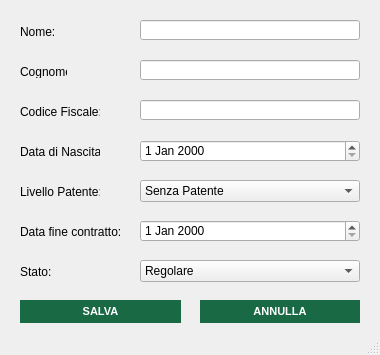
OT-Rax/AnconAmbiente, file src/main/gui/modifica_operatore.ui: the form before one commit.
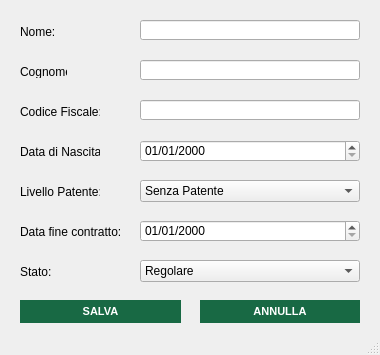
The form after the commit. Icons and pictures are not drawn.

Commit message: modifica + livello_richiesto->patente

What changed in the file:
```diff
--- a/src/main/gui/modifica_operatore.ui
+++ b/src/main/gui/modifica_operatore.ui
@@ -189,6 +189,9 @@
       <height>22</height>
      </rect>
     </property>
+    <property name="displayFormat">
+     <string>MM/dd/yyyy</string>
+    </property>
    </widget>
    <widget class="QDateEdit" name="finecontratto_datepicker">
     <property name="geometry">
@@ -199,6 +202,9 @@
       <height>22</height>
      </rect>
     </property>
+    <property name="displayFormat">
+     <string>MM/dd/yyyy</string>
+    </property>
    </widget>
    <widget class="QLineEdit" name="nome_field">
     <property name="geometry">
```
Left out of the diff: 2 changed lines with no effect on the pictures. The commit also changes 11 other files.
